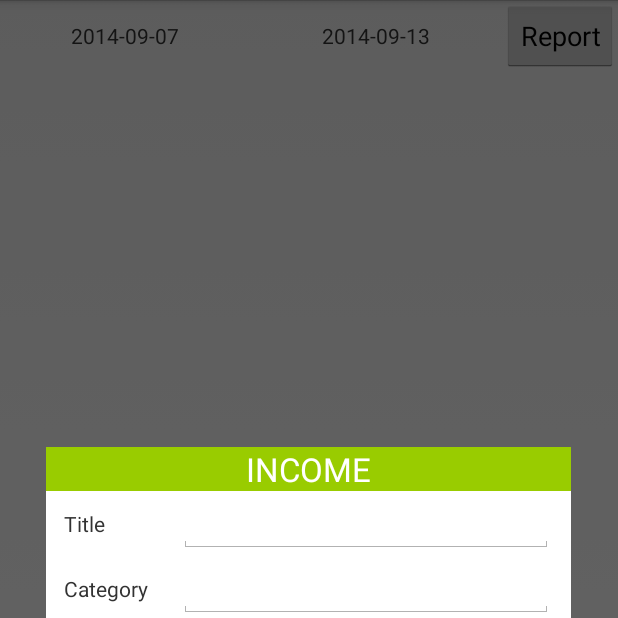
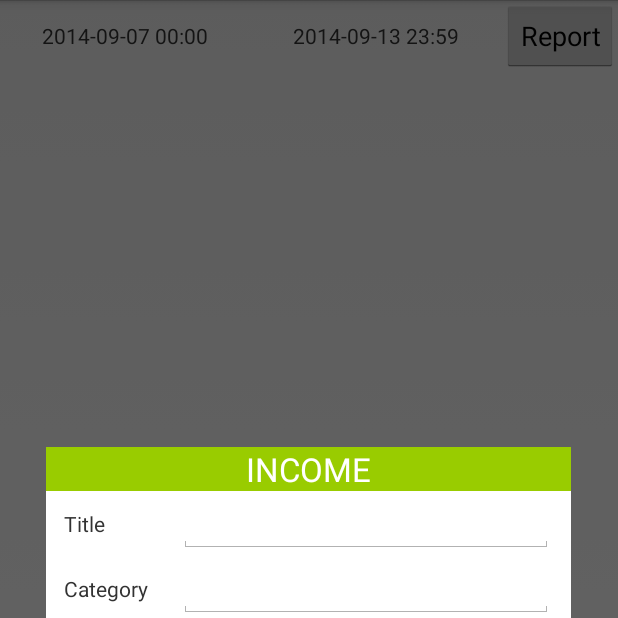
Before and after one commit to yev-kanivets/open_money_tracker, an Android app: the screen it shows after launch (MainActivity), after a tap on "Add income", on a phone screen of 412 x 824 dp, the top half of it. Run offline under Robolectric (Android 15) with nearby library versions, the phone set to English and light mode, and no system bars.

```diff
--- a/app/src/main/java/com/blogspot/e_kanivets/moneytracker/activity/MainActivity.java
+++ b/app/src/main/java/com/blogspot/e_kanivets/moneytracker/activity/MainActivity.java
@@ -71,8 +71,8 @@ public class MainActivity extends Activity implements Observer{
         listView = (ListView) findViewById(R.id.listView);
 
         //Set dates of current week
-        tvFromDate.setText(MTHelper.getInstance().getFirstDayOfWeek());
-        tvToDate.setText(MTHelper.getInstance().getLastDayOfWeek());
+        tvFromDate.setText(MTHelper.getInstance().getFirstDay());
+        tvToDate.setText(MTHelper.getInstance().getLastDay());
 
         //Set listeners
         btnAddIncome.setOnClickListener(new View.OnClickListener() {
@@ -98,11 +98,10 @@ public class MainActivity extends Activity implements Observer{
                         MTHelper.getInstance().getPeriod().getFirst(), new ChangeDateDialog.OnDateChangedListener() {
                     @Override
                     public void OnDataChanged(Date date) {
-                        SimpleDateFormat dateFormat = new SimpleDateFormat("yyyy-MM-dd");
-                        tvFromDate.setText(dateFormat.format(date));
-
                         MTHelper.getInstance().getPeriod().setFirst(date);
                         MTHelper.getInstance().update();
+
+                        tvFromDate.setText(MTHelper.getInstance().getFirstDay());
                     }
                 });
                 dialog.show();
@@ -116,11 +115,10 @@ public class MainActivity extends Activity implements Observer{
                         MTHelper.getInstance().getPeriod().getLast(), new ChangeDateDialog.OnDateChangedListener() {
                     @Override
                     public void OnDataChanged(Date date) {
-                        SimpleDateFormat dateFormat = new SimpleDateFormat("yyyy-MM-dd");
-                        tvToDate.setText(dateFormat.format(date));
-
                         MTHelper.getInstance().getPeriod().setLast(date);
                         MTHelper.getInstance().update();
+
+                        tvToDate.setText(MTHelper.getInstance().getLastDay());
                     }
                 });
                 dialog.show();
--- a/app/src/main/java/com/blogspot/e_kanivets/moneytracker/helper/MTHelper.java
+++ b/app/src/main/java/com/blogspot/e_kanivets/moneytracker/helper/MTHelper.java
@@ -256,13 +256,13 @@ public class MTHelper extends Observable {
         period = new Period(first, last);
     }
 
-    public String getFirstDayOfWeek() {
-        SimpleDateFormat dateFormat = new SimpleDateFormat("yyyy-MM-dd");
+    public String getFirstDay() {
+        SimpleDateFormat dateFormat = new SimpleDateFormat("yyyy-MM-dd HH:mm");
         return dateFormat.format(period.getFirst());
     }
 
-    public String getLastDayOfWeek() {
-        SimpleDateFormat dateFormat = new SimpleDateFormat("yyyy-MM-dd");
+    public String getLastDay() {
+        SimpleDateFormat dateFormat = new SimpleDateFormat("yyyy-MM-dd HH:mm");
         return dateFormat.format(period.getLast());
     }
 }
```
Also changed, not shown: app/src/main/java/com/blogspot/e_kanivets/moneytracker/model/Period.java (+17 -2 lines).
